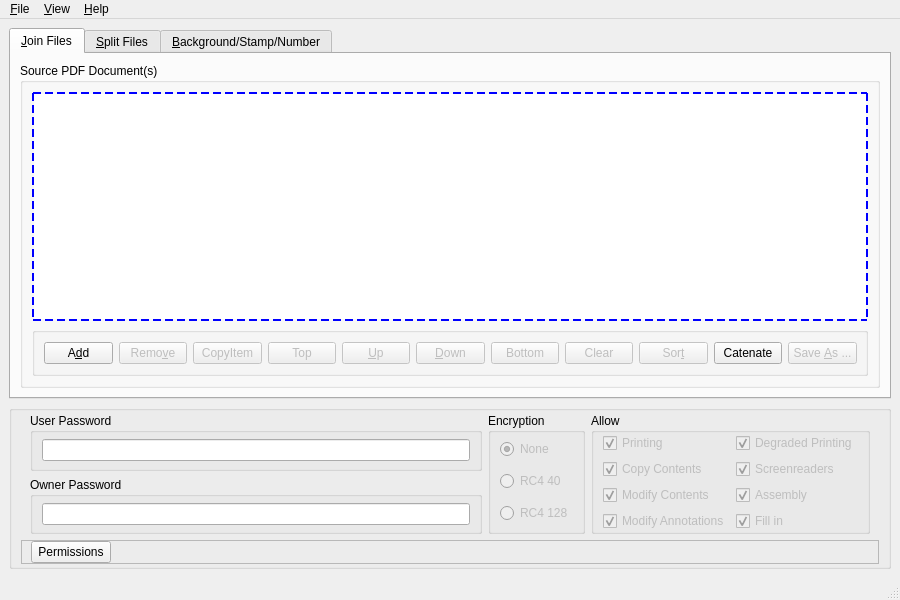
DrBassman/pyPDFTKbuilder, file userInterface.ui: the form before one commit.
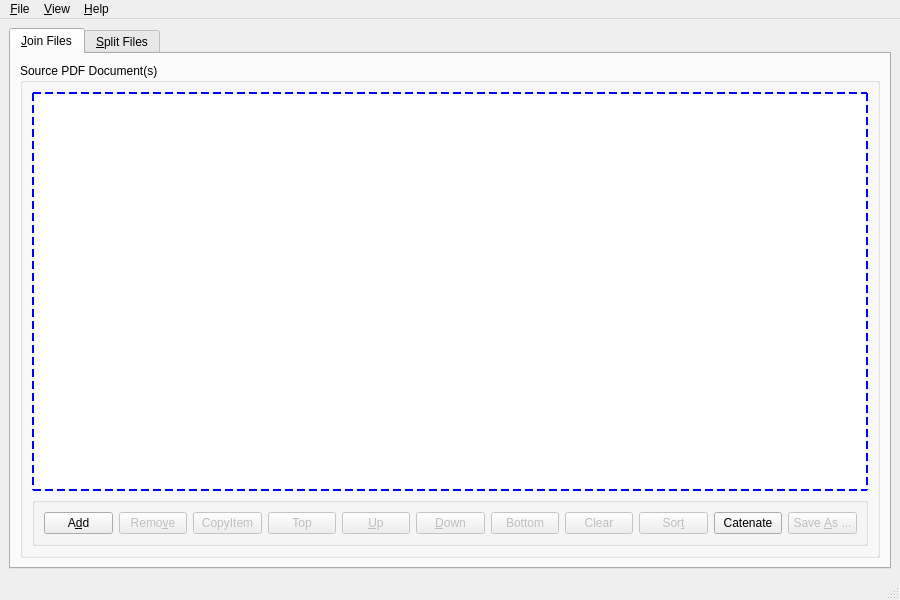
The form after the commit. Custom widgets are drawn as their Qt base class.

Commit message: Remove permissions, stamp tab.  Add pyinstaller spec and NSIS installer files

What changed in the file:
```diff
--- a/userInterface.ui
+++ b/userInterface.ui
@@ -407,309 +407,6 @@
         </item>
        </layout>
       </widget>
-      <widget class="QWidget" name="tab_bsn">
-       <attribute name="title">
-        <string>&amp;Background/Stamp/Number</string>
-       </attribute>
-      </widget>
-     </widget>
-    </item>
-    <item>
-     <widget class="QGroupBox" name="groupBox">
-      <property name="title">
-       <string/>
-      </property>
-      <layout class="QVBoxLayout" name="verticalLayout_10">
-       <property name="topMargin">
-        <number>2</number>
-       </property>
-       <property name="bottomMargin">
-        <number>2</number>
-       </property>
-       <item>
-        <widget class="QWidget" name="protectionWidget" native="true">
-         <layout class="QHBoxLayout" name="horizontalLayout_3">
-          <property name="topMargin">
-           <number>0</number>
-          </property>
-          <property name="bottomMargin">
-           <number>0</number>
-          </property>
-          <item>
-           <layout class="QVBoxLayout" name="verticalLayout_6">
-            <item>
-             <widget class="QGroupBox" name="groupBox_5">
-              <property name="title">
-               <string>User Password</string>
-              </property>
-              <layout class="QVBoxLayout" name="verticalLayout_7">
-               <property name="topMargin">
-                <number>1</number>
-               </property>
-               <property name="bottomMargin">
-                <number>1</number>
-               </property>
-               <item>
-                <widget class="QLineEdit" name="passUserLineEdit">
-                 <property name="clearButtonEnabled">
-                  <bool>true</bool>
-                 </property>
-                </widget>
-               </item>
-              </layout>
-             </widget>
-            </item>
-            <item>
-             <widget class="QGroupBox" name="groupBox_7">
-              <property name="title">
-               <string>Owner Password</string>
-              </property>
-              <layout class="QHBoxLayout" name="horizontalLayout_4">
-               <property name="topMargin">
-                <number>1</number>
-               </property>
-               <property name="bottomMargin">
-                <number>1</number>
-               </property>
-               <item>
-                <widget class="QLineEdit" name="passOwnerLineEdit">
-                 <property name="clearButtonEnabled">
-                  <bool>true</bool>
-                 </property>
-                </widget>
-               </item>
-              </layout>
-             </widget>
-            </item>
-           </layout>
-          </item>
-          <item>
-           <widget class="QGroupBox" name="groupBox_8">
-            <property name="title">
-             <string>Encryption</string>
-            </property>
-            <layout class="QVBoxLayout" name="verticalLayout_8">
-             <property name="topMargin">
-              <number>0</number>
-             </property>
-             <property name="bottomMargin">
-              <number>0</number>
-             </property>
-             <item>
-              <widget class="QRadioButton" name="noneRadioButton">
-               <property name="enabled">
-                <bool>false</bool>
-               </property>
-               <property name="text">
-                <string>None</string>
-               </property>
-               <property name="checked">
-                <bool>true</bool>
-               </property>
-              </widget>
-             </item>
-             <item>
-              <widget class="QRadioButton" name="rc4_40RadioButton">
-               <property name="enabled">
-                <bool>false</bool>
-               </property>
-               <property name="text">
-                <string>RC4 40</string>
-               </property>
-              </widget>
-             </item>
-             <item>
-              <widget class="QRadioButton" name="rc4_128RadioButton_">
-               <property name="enabled">
-                <bool>false</bool>
-               </property>
-               <property name="text">
-                <string>RC4 128</string>
-               </property>
-              </widget>
-             </item>
-            </layout>
-           </widget>
-          </item>
-          <item>
-           <widget class="QGroupBox" name="groupBox_9">
-            <property name="title">
-             <string>Allow</string>
-            </property>
-            <layout class="QHBoxLayout" name="horizontalLayout_5">
-             <property name="topMargin">
-              <number>0</number>
-             </property>
-             <property name="bottomMargin">
-              <number>0</number>
-             </property>
-             <item>
-              <layout class="QVBoxLayout" name="verticalLayout_13">
-               <item>
-                <widget class="QCheckBox" name="allowPrintCheckBox">
-                 <property name="enabled">
-                  <bool>false</bool>
-                 </property>
-                 <property name="text">
-                  <string>Printing</string>
-                 </property>
-                 <property name="checked">
-                  <bool>true</bool>
-                 </property>
-                </widget>
-               </item>
-               <item>
-                <widget class="QCheckBox" name="allowCopyContentsCheckBox">
-                 <property name="enabled">
-                  <bool>false</bool>
-                 </property>
-                 <property name="text">
-                  <string>Copy Contents</string>
-                 </property>
-                 <property name="checked">
-                  <bool>true</bool>
-                 </property>
-                </widget>
-               </item>
-               <item>
-                <widget class="QCheckBox" name="allowModifyContentsCheckBox">
-                 <property name="enabled">
-                  <bool>false</bool>
-                 </property>
-                 <property name="text">
-                  <string>Modify Contents</string>
-                 </property>
-                 <property name="checked">
-                  <bool>true</bool>
-                 </property>
-                </widget>
-               </item>
-               <item>
-                <widget class="QCheckBox" name="allowModifyAnnotationsCheckBox">
-                 <property name="enabled">
-                  <bool>false</bool>
-                 </property>
-                 <property name="text">
-                  <string>Modify Annotations</string>
-                 </property>
-                 <property name="checked">
-                  <bool>true</bool>
-                 </property>
-                </widget>
-               </item>
-              </layout>
-             </item>
-             <item>
-              <layout class="QVBoxLayout" name="verticalLayout_14">
-               <item>
-                <widget class="QCheckBox" name="allowDegradedPrintingCheckBox">
-                 <property name="enabled">
-                  <bool>false</bool>
-                 </property>
-                 <property name="text">
-                  <string>Degraded Printing</string>
-                 </property>
-                 <property name="checked">
-                  <bool>true</bool>
-                 </property>
-                </widget>
-               </item>
-               <item>
-                <widget class="QCheckBox" name="allowScreenreadersCheckBox">
-                 <property name="enabled">
-                  <bool>false</bool>
-                 </property>
-                 <property name="text">
-                  <string>Screenreaders</string>
-                 </property>
-                 <property name="checked">
-                  <bool>true</bool>
-                 </property>
-                </widget>
-               </item>
-               <item>
-                <widget class="QCheckBox" name="allowAssemblyCheckBox">
-                 <property name="enabled">
-                  <bool>false</bool>
-                 </property>
-                 <property name="text">
-                  <string>Assembly</string>
-                 </property>
-                 <property name="checked">
-                  <bool>true</bool>
-                 </property>
-                </widget>
-               </item>
-               <item>
-                <widget class="QCheckBox" name="allowFillInCheckBox">
-                 <property name="enabled">
-                  <bool>false</bool>
-                 </property>
-                 <property name="text">
-                  <string>Fill in</string>
-                 </property>
-                 <property name="checked">
-                  <bool>true</bool>
-                 </property>
-                </widget>
-               </item>
-              </layout>
-             </item>
-            </layout>
-           </widget>
-          </item>
-         </layout>
-        </widget>
-       </item>
-       <item>
-        <widget class="QFrame" name="frame_2">
-         <property name="layoutDirection">
-          <enum>Qt::LeftToRight</enum>
-         </property>
-         <property name="frameShape">
-          <enum>QFrame::StyledPanel</enum>
-         </property>
-         <property name="frameShadow">
-          <enum>QFrame::Raised</enum>
-         </property>
-         <layout class="QVBoxLayout" name="verticalLayout_9">
-          <property name="topMargin">
-           <number>0</number>
-          </property>
-          <property name="bottomMargin">
-           <number>0</number>
-          </property>
-          <item>
-           <layout class="QHBoxLayout" name="horizontalLayout_7" stretch="0,0">
-            <item>
-             <widget class="QPushButton" name="permissionsPushButton">
-              <property name="text">
-               <string>Permissions</string>
-              </property>
-              <property name="checkable">
-               <bool>true</bool>
-              </property>
-             </widget>
-            </item>
-            <item>
-             <spacer name="horizontalSpacer_4">
-              <property name="orientation">
-               <enum>Qt::Horizontal</enum>
-              </property>
-              <property name="sizeHint" stdset="0">
-               <size>
-                <width>40</width>
-                <height>20</height>
-               </size>
-              </property>
-             </spacer>
-            </item>
-           </layout>
-          </item>
-         </layout>
-        </widget>
-       </item>
-      </layout>
      </widget>
     </item>
    </layout>
```
Left out of the diff: 21 changed lines with no effect on the pictures. The commit also changes 6 other files.
